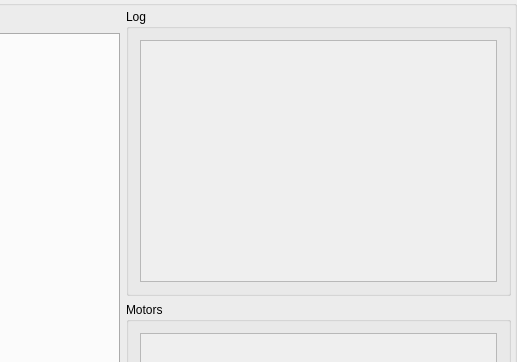
This is dario.ui in exmachina-dev/EXM-dario as Qt 5 draws it before an edit; both pictures show x 463 to 980 and y 0 to 362 of the 980 by 650 pixel window. The edited form follows.
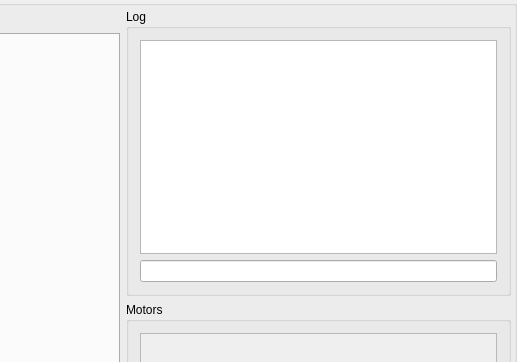
This is the edited form. The open tabs and pages were chosen to show the change. Icons and pictures are not drawn.

Commit message: Add log text edit and log line edit

The edit to the form file:
```diff
--- a/dario.ui
+++ b/dario.ui
@@ -111,28 +111,18 @@
              </property>
              <layout class="QVBoxLayout" name="verticalLayout_7">
               <item>
-               <widget class="QScrollArea" name="scrollArea_2">
-                <property name="minimumSize">
-                 <size>
-                  <width>250</width>
-                  <height>0</height>
-                 </size>
+               <widget class="QTextEdit" name="textEdit">
+                <property name="lineWrapMode">
+                 <enum>QTextEdit::NoWrap</enum>
                 </property>
-                <property name="widgetResizable">
+                <property name="readOnly">
                  <bool>true</bool>
                 </property>
-                <widget class="QWidget" name="scrollAreaWidgetContents_2">
-                 <property name="geometry">
-                  <rect>
-                   <x>0</x>
-                   <y>0</y>
-                   <width>362</width>
-                   <height>253</height>
-                  </rect>
-                 </property>
-                </widget>
                </widget>
               </item>
+              <item>
+               <widget class="QLineEdit" name="lineEdit_3"/>
+              </item>
              </layout>
             </widget>
            </item>
```
Left out of the diff: 6 changed lines with no effect on the pictures.
